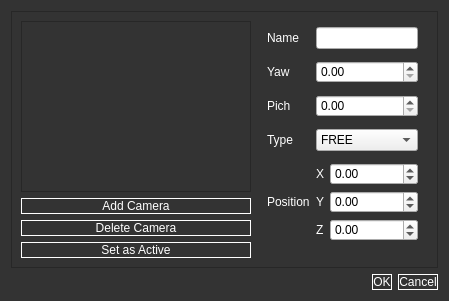
Old version of the form Ui/camerawindowqt.ui in the repository Vazquinhos/CatalunyaCircuit.
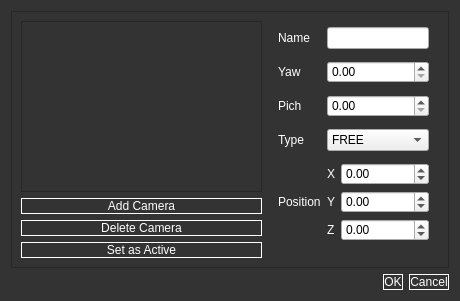
New version of the form.

```diff
--- a/Ui/camerawindowqt.ui
+++ b/Ui/camerawindowqt.ui
@@ -6,7 +6,7 @@
    <rect>
     <x>0</x>
     <y>0</y>
-    <width>449</width>
+    <width>460</width>
     <height>301</height>
    </rect>
   </property>
```
